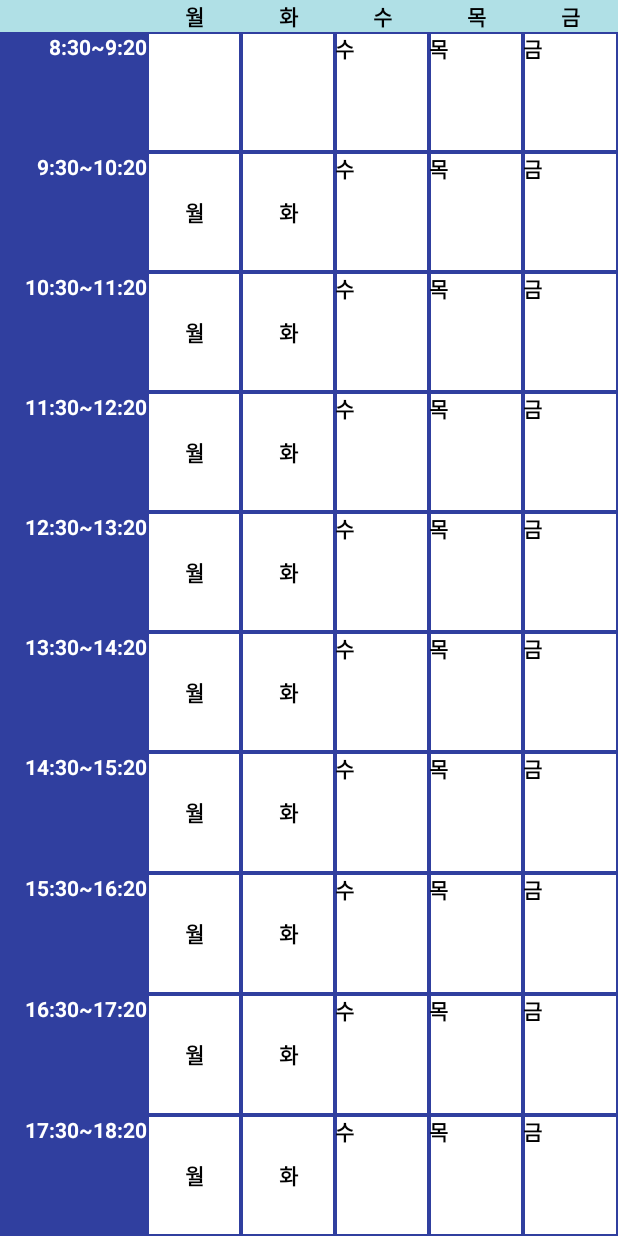
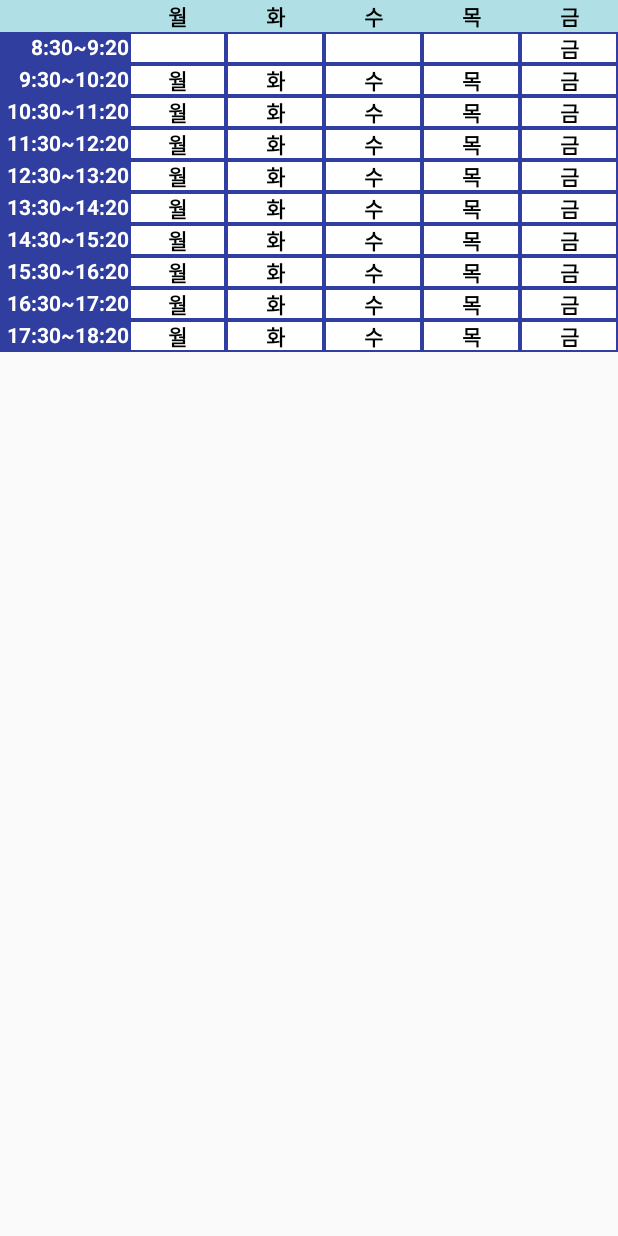
Before and after one commit to tkdyr2/School_Schedule, an Android app: the layout activity_my_schedule.xml on its own in the app's theme, with its tools: preview values and no code run, on a phone screen of 412 x 824 dp. Run offline under Robolectric (Android 15) with nearby library versions, the phone set to English and light mode, and no system bars.

Commit message:
마이스케쥴 xml 칸별 가로길이 50dp로 고정  스크롤뷰 추가

```diff
--- a/app/src/main/java/cookandroid/com/schoolschedule/MyScheduleActivity.java
+++ b/app/src/main/java/cookandroid/com/schoolschedule/MyScheduleActivity.java
@@ -112,16 +112,30 @@ public class MyScheduleActivity extends AppCompatActivity {
 
         String[] hoge = new String[searchClasses.getNumClasses()]; //과목의 내용 하나를 통채로 다 보여주는 hoge배열
         for(int i =0; i < searchClasses.getNumClasses(); i++){
-            hoge[i] = searchClasses.getTitle(i) + "_" + searchClasses.getSerial(i)+"_"+searchClasses.getRoom(i) + "_" + searchClasses.getProfessor(i) + "_"
-                    + searchClasses.getCategory(i) + "_" + searchClasses.getMajor(i) +  "_" +searchClasses.getGrade(i) + "_" + searchClasses.getPoint(i) + "_"
-                    + searchClasses.getWhen(i) + "_" + searchClasses.getWhere(i) + "_" + searchClasses.getLimit(i);
+            hoge[i] = searchClasses.getTitle(i) + "_" +searchClasses.getProfessor(i) ;
         }
 
 
+       m0.setText(hoge[0],TextView.BufferType.NORMAL);
+        m5.setText(hoge[1],TextView.BufferType.NORMAL);
+        t2.setText(hoge[2],TextView.BufferType.NORMAL);
+        th7.setText(hoge[3],TextView.BufferType.NORMAL);
+        w6.setText(hoge[4],TextView.BufferType.NORMAL);
+        w2.setText(hoge[5],TextView.BufferType.NORMAL);
+        f5.setText(hoge[6],TextView.BufferType.NORMAL);
+        f1.setText(hoge[7],TextView.BufferType.NORMAL);
+        m1.setText(hoge[0],TextView.BufferType.NORMAL);
+        m2.setText(hoge[0],TextView.BufferType.NORMAL);
+        m3.setText(hoge[0],TextView.BufferType.NORMAL);
+        m4.setText(hoge[0],TextView.BufferType.NORMAL);
+        m5.setText(hoge[0],TextView.BufferType.NORMAL);
+        m6.setText(hoge[0],TextView.BufferType.NORMAL);
+        m7.setText(hoge[0],TextView.BufferType.NORMAL);
+        m8.setText(hoge[0],TextView.BufferType.NORMAL);
+        m9.setText(hoge[0],TextView.BufferType.NORMAL);
 
 
-       //m0.setText(hoge[0],TextView.BufferType.NORMAL);
-         t0.setText("qwe");
+
 
 
 
--- a/app/src/main/res/layout/activity_my_schedule.xml
+++ b/app/src/main/res/layout/activity_my_schedule.xml
@@ -5,6 +5,12 @@
     android:layout_width="match_parent"
     android:layout_height="match_parent"
     tools:context=".MyScheduleActivity">
+
+       <ScrollView
+           android:layout_width="fill_parent"
+           android:layout_height="fill_parent">
+
+
 
     <TableLayout
         android:layout_width="match_parent"
@@ -97,8 +103,8 @@
                 />
 
             <TextView
-
-                android:layout_width="match_parent"
+                android:text=""
+                android:layout_width="50dp"
                 android:layout_height="match_parent"
                 android:layout_weight="3"
                 android:gravity="center"
@@ -109,8 +115,8 @@
                 />
 
             <TextView
-
-                android:layout_width="match_parent"
+               android:text=""
+                android:layout_width="50dp"
                 android:layout_height="match_parent"
                 android:layout_weight="3"
                 android:gravity="center"
@@ -121,22 +127,22 @@
                 />
 
             <TextView
-                android:text="수"
-                android:layout_width="match_parent"
+                android:text=""
+                android:layout_width="50dp"
                 android:layout_height="match_parent"
                 android:layout_weight="3"
-                android:layout_gravity="center"
+                android:gravity="center"
                 android:textColor="#000000"
                 android:textStyle="bold"
                 android:background="@drawable/cell_shape"
                 android:id="@+id/wndnesday0"
                 />
             <TextView
-                android:text="목"
-                android:layout_width="match_parent"
+                android:text=""
+                android:layout_width="50dp"
                 android:layout_height="match_parent"
                 android:layout_weight="3"
-                android:layout_gravity="center"
+                android:gravity="center"
                 android:textColor="#000000"
                 android:textStyle="bold"
                 android:background="@drawable/cell_shape"
@@ -145,10 +151,10 @@
 
             <TextView
                 android:text="금"
-                android:layout_width="match_parent"
+                android:layout_width="50dp"
                 android:layout_height="match_parent"
                 android:layout_weight="3"
-                android:layout_gravity="center"
+                android:gravity="center"
                 android:textColor="#000000"
                 android:textStyle="bold"
                 android:background="@drawable/cell_shape"
@@ -166,7 +172,7 @@
 
             <TextView
                 android:text="9:30~10:20"
-                android:layout_width="match_parent"
+                android:layout_width="wrap_content"
                 android:layout_height="match_parent"
                 android:layout_weight="1"
                 android:background="@color/colorPrimaryDark"
@@ -177,7 +183,7 @@
 
             <TextView
                 android:text="월"
-                android:layout_width="match_parent"
+                android:layout_width="50dp"
                 android:layout_height="match_parent"
                 android:layout_weight="3"
                 android:gravity="center"
@@ -189,7 +195,7 @@
 
             <TextView
                 android:text="화"
-                android:layout_width="match_parent"
+                android:layout_width="50dp"
                 android:layout_height="match_parent"
                 android:layout_weight="3"
                 android:gravity="center"
@@ -201,10 +207,10 @@
 
             <TextView
                 android:text="수"
-                android:layout_width="match_parent"
+                android:layout_width="50dp"
                 android:layout_height="match_parent"
                 android:layout_weight="3"
-                android:layout_gravity="center"
+                android:gravity="center"
                 android:textColor="#000000"
                 android:textStyle="bold"
                 android:background="@drawable/cell_shape"
@@ -212,10 +218,10 @@
                 />
             <TextView
                 android:text="목"
-                android:layout_width="match_parent"
+                android:layout_width="50dp"
                 android:layout_height="match_parent"
                 android:layout_weight="3"
-                android:layout_gravity="center"
+                android:gravity="center"
                 android:textColor="#000000"
                 android:textStyle="bold"
                 android:background="@drawable/cell_shape"
@@ -224,10 +230,10 @@
 
             <TextView
                 android:text="금"
-                android:layout_width="match_parent"
+                android:layout_width="50dp"
                 android:layout_height="match_parent"
                 android:layout_weight="3"
-                android:layout_gravity="center"
+                android:gravity="center"
                 android:textColor="#000000"
                 android:textStyle="bold"
                 android:background="@drawable/cell_shape"
@@ -256,7 +262,7 @@
 
             <TextView
                 android:text="월"
-                android:layout_width="match_parent"
+                android:layout_width="50dp"
                 android:layout_height="match_parent"
                 android:layout_weight="3"
                 android:gravity="center"
@@ -268,7 +274,7 @@
 
             <TextView
                 android:text="화"
-                android:layout_width="match_parent"
+                android:layout_width="50dp"
                 android:layout_height="match_parent"
                 android:layout_weight="3"
                 android:gravity="center"
@@ -280,10 +286,10 @@
 
             <TextView
                 android:text="수"
-                android:layout_width="match_parent"
+                android:layout_width="50dp"
                 android:layout_height="match_parent"
                 android:layout_weight="3"
-                android:layout_gravity="center"
+                android:gravity="center"
                 android:textColor="#000000"
                 android:textStyle="bold"
                 android:background="@drawable/cell_shape"
@@ -291,10 +297,10 @@
                 />
             <TextView
                 android:text="목"
-                android:layout_width="match_parent"
+                android:layout_width="50dp"
                 android:layout_height="match_parent"
                 android:layout_weight="3"
-                android:layout_gravity="center"
+                android:gravity="center"
                 android:textColor="#000000"
                 android:textStyle="bold"
                 android:background="@drawable/cell_shape"
@@ -303,10 +309,10 @@
 
             <TextView
                 android:text="금"
-                android:layout_width="match_parent"
+                android:layout_width="50dp"
                 android:layout_height="match_parent"
                 android:layout_weight="3"
-                android:layout_gravity="center"
+                android:gravity="center"
                 android:textColor="#000000"
                 android:textStyle="bold"
                 android:background="@drawable/cell_shape"
@@ -334,7 +340,7 @@
 
             <TextView
                 android:text="월"
-                android:layout_width="match_parent"
+                android:layout_width="50dp"
                 android:layout_height="match_parent"
                 android:layout_weight="3"
                 android:gravity="center"
@@ -346,7 +352,7 @@
 
             <TextView
                 android:text="화"
-                android:layout_width="match_parent"
+                android:layout_width="50dp"
                 android:layout_height="match_parent"
                 android:layout_weight="3"
                 android:gravity="center"
@@ -358,10 +364,10 @@
 
             <TextView
                 android:text="수"
-                android:layout_width="match_parent"
+                android:layout_width="50dp"
                 android:layout_height="match_parent"
                 android:layout_weight="3"
-                android:layout_gravity="center"
+                android:gravity="center"
                 android:textColor="#000000"
                 android:textStyle="bold"
                 android:background="@drawable/cell_shape"
@@ -369,10 +375,10 @@
                 />
             <TextView
                 android:text="목"
-                android:layout_width="match_parent"
+                android:layout_width="50dp"
                 android:layout_height="match_parent"
                 android:layout_weight="3"
-                android:layout_gravity="center"
+                android:gravity="center"
                 android:textColor="#000000"
                 android:textStyle="bold"
                 android:background="@drawable/cell_shape"
@@ -381,10 +387,10 @@
 
             <TextView
                 android:text="금"
-                android:layout_width="match_parent"
+                android:layout_width="50dp"
                 android:layout_height="match_parent"
                 android:layout_weight="3"
-                android:layout_gravity="center"
+                android:gravity="center"
                 android:textColor="#000000"
                 android:textStyle="bold"
                 android:background="@drawable/cell_shape"
@@ -412,7 +418,7 @@
 
             <TextView
                 android:text="월"
-                android:layout_width="match_parent"
+                android:layout_width="50dp"
                 android:layout_height="match_parent"
                 android:layout_weight="3"
                 android:gravity="center"
@@ -424,7 +430,7 @@
 
             <TextView
                 android:text="화"
-                android:layout_width="match_parent"
+                android:layout_width="50dp"
                 android:layout_height="match_parent"
                 android:layout_weight="3"
                 android:gravity="center"
@@ -436,10 +442,10 @@
 
             <TextView
                 android:text="수"
-                android:layout_width="match_parent"
+                android:layout_width="50dp"
                 android:layout_height="match_parent"
                 android:layout_weight="3"
-                android:layout_gravity="center"
+                android:gravity="center"
                 android:textColor="#000000"
                 android:textStyle="bold"
                 android:background="@drawable/cell_shape"
@@ -447,10 +453,10 @@
                 />
             <TextView
                 android:text="목"
-                android:layout_width="match_parent"
+                android:layout_width="50dp"
                 android:layout_height="match_parent"
                 android:layout_weight="3"
-                android:layout_gravity="center"
+                android:gravity="center"
                 android:textColor="#000000"
                 android:textStyle="bold"
                 android:background="@drawable/cell_shape"
@@ -459,10 +465,10 @@
 
             <TextView
                 android:text="금"
-                android:layout_width="match_parent"
+                android:layout_width="50dp"
                 android:layout_height="match_parent"
                 android:layout_weight="3"
-                android:layout_gravity="center"
+                android:gravity="center"
                 android:textColor="#000000"
                 android:textStyle="bold"
                 android:background="@drawable/cell_shape"
@@ -490,7 +496,7 @@
 
             <TextView
                 android:text="월"
-                android:layout_width="match_parent"
+                android:layout_width="50dp"
                 android:layout_height="match_parent"
                 android:layout_weight="3"
                 android:gravity="center"
@@ -502,7 +508,7 @@
 
             <TextView
                 android:text="화"
-                android:layout_width="match_parent"
+                android:layout_width="50dp"
                 android:layout_height="match_parent"
                 android:layout_weight="3"
                 android:gravity="center"
@@ -514,10 +520,10 @@
 
             <TextView
                 android:text="수"
-                android:layout_width="match_parent"
+                android:layout_width="50dp"
                 android:layout_height="match_parent"
                 android:layout_weight="3"
-                android:layout_gravity="center"
+                android:gravity="center"
                 android:textColor="#000000"
                 android:textStyle="bold"
                 android:background="@drawable/cell_shape"
@@ -525,10 +531,10 @@
                 />
             <TextView
                 android:text="목"
-                android:layout_width="match_parent"
+                android:layout_width="50dp"
                 android:layout_height="match_parent"
                 android:layout_weight="3"
-                android:layout_gravity="center"
+                android:gravity="center"
                 android:textColor="#000000"
                 android:textStyle="bold"
                 android:background="@drawable/cell_shape"
@@ -537,10 +543,10 @@
 
             <TextView
                 android:text="금"
-                android:layout_width="match_parent"
+                android:layout_width="50dp"
                 android:layout_height="match_parent"
                 android:layout_weight="3"
-                android:layout_gravity="center"
+                android:gravity="center"
                 android:textColor="#000000"
                 android:textStyle="bold"
                 android:background="@drawable/cell_shape"
@@ -568,7 +574,7 @@
 
             <TextView
                 android:text="월"
-                android:layout_width="match_parent"
+                android:layout_width="50dp"
                 android:layout_height="match_parent"
                 android:layout_weight="3"
                 android:gravity="center"
@@ -580,7 +586,7 @@
 
             <TextView
                 android:text="화"
-                android:layout_width="match_parent"
+                android:layout_width="50dp"
                 android:layout_height="match_parent"
                 android:layout_weight="3"
                 android:gravity="center"
@@ -592,10 +598,10 @@
 
             <TextView
                 android:text="수"
-                android:layout_width="match_parent"
+                android:layout_width="50dp"
                 android:layout_height="match_parent"
                 android:layout_weight="3"
-                android:layout_gravity="center"
+                android:gravity="center"
                 android:textColor="#000000"
                 android:textStyle="bold"
                 android:background="@drawable/cell_shape"
@@ -603,10 +609,10 @@
                 />
             <TextView
                 android:text="목"
-                android:layout_width="match_parent"
+                android:layout_width="50dp"
                 android:layout_height="match_parent"
                 android:layout_weight="3"
-                android:layout_gravity="center"
+                android:gravity="center"
                 android:textColor="#000000"
                 android:textStyle="bold"
                 android:background="@drawable/cell_shape"
@@ -615,10 +621,10 @@
 
             <TextView
                 android:text="금"
-                android:layout_width="match_parent"
+                android:layout_width="50dp"
                 android:layout_height="match_parent"
                 android:layout_weight="3"
-                android:layout_gravity="center"
+                android:gravity="center"
                 android:textColor="#000000"
                 android:textStyle="bold"
                 android:background="@drawable/cell_shape"
@@ -646,7 +652,7 @@
 
             <TextView
                 android:text="월"
-                android:layout_width="match_parent"
+                android:layout_width="50dp"
                 android:layout_height="match_parent"
                 android:layout_weight="3"
                 android:gravity="center"
@@ -658,7 +664,7 @@
 
             <TextView
                 android:text="화"
-                android:layout_width="match_parent"
+                android:layout_width="50dp"
                 android:layout_height="match_parent"
                 android:layout_weight="3"
                 android:gravity="center"
@@ -670,10 +676,10 @@
 
             <TextView
                 android:text="수"
-                android:layout_width="match_parent"
+                android:layout_width="50dp"
                 android:layout_height="match_parent"
                 android:layout_weight="3"
-                android:layout_gravity="center"
+                android:gravity="center"
                 android:textColor="#000000"
                 android:textStyle="bold"
                 android:background="@drawable/cell_shape"
@@ -681,10 +687,10 @@
                 />
             <TextView
                 android:text="목"
-                android:layout_width="match_parent"
+                android:layout_width="50dp"
                 android:layout_height="match_parent"
                 android:layout_weight="3"
-                android:layout_gravity="center"
+                android:gravity="center"
                 android:textColor="#000000"
                 android:textStyle="bold"
                 android:background="@drawable/cell_shape"
@@ -693,10 +699,10 @@
 
             <TextView
                 android:text="금"
-                android:layout_width="match_parent"
+                android:layout_width="50dp"
                 android:layout_height="match_parent"
                 android:layout_weight="3"
-                android:layout_gravity="center"
+                android:gravity="center"
                 android:textColor="#000000"
                 android:textStyle="bold"
                 android:background="@drawable/cell_shape"
@@ -724,7 +730,7 @@
 
             <TextView
                 android:text="월"
-                android:layout_width="match_parent"
+                android:layout_width="50dp"
                 android:layout_height="match_parent"
                 android:layout_weight="3"
                 android:gravity="center"
@@ -736,7 +742,7 @@
 
             <TextView
                 android:text="화"
-                android:layout_width="match_parent"
+                android:layout_width="50dp"
                 android:layout_height="match_parent"
                 android:layout_weight="3"
                 android:gravity="center"
@@ -748,10 +754,10 @@
 
             <TextView
                 android:text="수"
-                android:layout_width="match_parent"
+                android:layout_width="50dp"
                 android:layout_height="match_parent"
                 android:layout_weight="3"
-                android:layout_gravity="center"
+                android:gravity="center"
                 android:textColor="#000000"
                 android:textStyle="bold"
                 android:background="@drawable/cell_shape"
@@ -759,10 +765,10 @@
                 />
             <TextView
                 android:text="목"
-                android:layout_width="match_parent"
+                android:layout_width="50dp"
                 android:layout_height="match_parent"
                 android:layout_weight="3"
-                android:layout_gravity="center"
+                android:gravity="center"
                 android:textColor="#000000"
                 android:textStyle="bold"
                 android:background="@drawable/cell_shape"
@@ -771,10 +777,10 @@
 
             <TextView
                 android:text="금"
-                android:layout_width="match_parent"
+                android:layout_width="50dp"
                 android:layout_height="match_parent"
                 android:layout_weight="3"
-                android:layout_gravity="center"
+                android:gravity="center"
                 android:textColor="#000000"
                 android:textStyle="bold"
                 android:background="@drawable/cell_shape"
@@ -804,7 +810,7 @@
 
             <TextView
                 android:text="월"
-                android:layout_width="match_parent"
+                android:layout_width="50dp"
                 android:layout_height="match_parent"
                 android:layout_weight="3"
                 android:gravity="center"
@@ -816,7 +822,7 @@
 
             <TextView
                 android:text="화"
-                android:layout_width="match_parent"
+                android:layout_width="50dp"
                 android:layout_height="match_parent"
                 android:layout_weight="3"
                 android:gravity="center"
@@ -828,10 +834,10 @@
 
             <TextView
                 android:text="수"
-                android:layout_width="match_parent"
+                android:layout_width="50dp"
                 android:layout_height="match_parent"
                 android:layout_weight="3"
-                android:layout_gravity="center"
+                android:gravity="center"
                 android:textColor="#000000"
                 android:textStyle="bold"
                 android:background="@drawable/cell_shape"
@@ -839,10 +845,10 @@
                 />
             <TextView
                 android:text="목"
-                android:layout_width="match_parent"
+                android:layout_width="50dp"
                 android:layout_height="match_parent"
                 android:layout_weight="3"
-                android:layout_gravity="center"
+                android:gravity="center"
                 android:textColor="#000000"
                 android:textStyle="bold"
                 android:background="@drawable/cell_shape"
@@ -851,10 +857,10 @@
 
             <TextView
                 android:text="금"
-                android:layout_width="match_parent"
+                android:layout_width="50dp"
                 android:layout_height="match_parent"
                 android:layout_weight="3"
-                android:layout_gravity="center"
+                android:gravity="center"
                 android:textColor="#000000"
                 android:textStyle="bold"
                 android:background="@drawable/cell_shape"
@@ -863,9 +869,8 @@
 
         </TableRow>
 
-
     </TableLayout>
-
+       </ScrollView>
 
 
 </android.support.constraint.ConstraintLayout>
```
